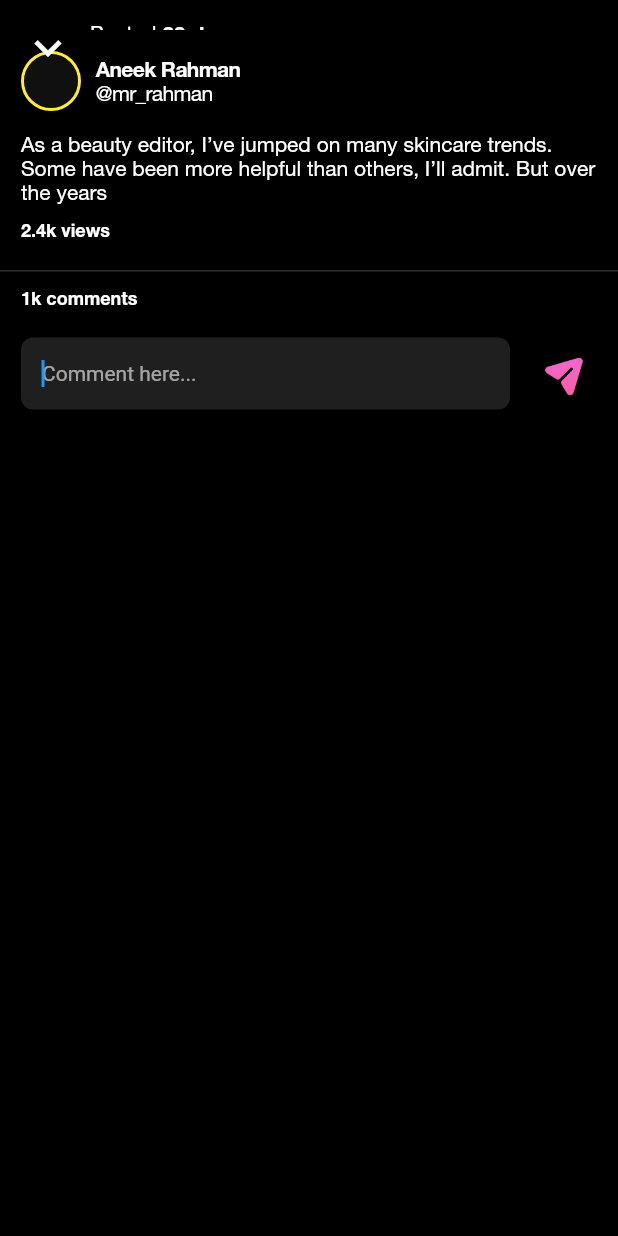
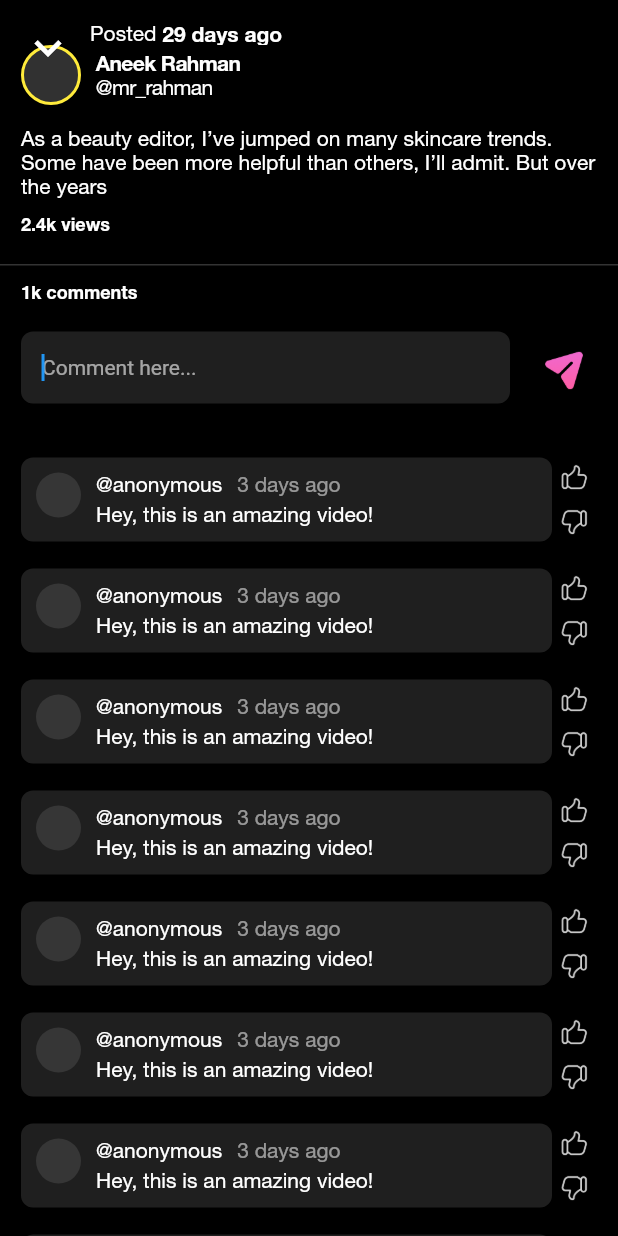
Before and after one commit to AneekRahman/jynx-social-app, a Flutter app: the VideosCommentsModal screen opened directly, on a phone screen of 412 x 824 dp. Run offline on Flutter 3.47's test engine with Material 2 defaults, Android fonts, the phone set to English and light mode, and no system bars; our stand-ins replace awesome_notifications, cloud_firestore, firebase_analytics, firebase_auth, firebase_core, firebase_database and 9 more; missing offline and left inert: encrypt, firebase_app_check, flutter_webrtc, google_api_headers, google_maps_webservice; accounts and stored records are empty.

Commit message:
- Update comments design

```diff
--- a/social-app-client/lib/pages/Home/VideosCommentsModal.dart
+++ b/social-app-client/lib/pages/Home/VideosCommentsModal.dart
@@ -15,37 +15,6 @@ class VideosCommentsModal extends StatefulWidget {
 }
 
 class _VideosCommentsModalState extends State<VideosCommentsModal> {
-  Container _buildOtherUsersProfilePic() {
-    return Container(
-      height: 40,
-      width: 40,
-      decoration: BoxDecoration(
-        color: Colors.white10,
-        borderRadius: BorderRadius.circular(10000),
-        border: Border.all(color: Colors.yellow, width: 2),
-      ),
-      child:
-          // otherPrivateChatRoomUser.url.isNotEmpty
-          //     ? ClipRRect(
-          //         child: Image.network(
-          //           otherPrivateChatRoomUser.url,
-          //           height: 45,
-          //           width: 45,
-          //           fit: BoxFit.cover,
-          //         ),
-          //         borderRadius: BorderRadius.all(Radius.circular(100)),
-          //       ):
-          Container(
-        height: 40,
-        width: 40,
-        decoration: BoxDecoration(
-          color: Colors.black.withOpacity(.4),
-          borderRadius: BorderRadius.circular(10000),
-        ),
-      ),
-    );
-  }
-
   @override
   Widget build(BuildContext context) {
     return Scaffold(
@@ -53,12 +22,20 @@ class _VideosCommentsModalState extends State<VideosCommentsModal> {
       body: CustomScrollView(
         slivers: [
           SliverAppBar(
+            pinned: true,
             backgroundColor: Colors.black,
             flexibleSpace: VideosCommentsModalAppBar(),
             automaticallyImplyLeading: false,
-            toolbarHeight: 20,
+            toolbarHeight: 30,
           ),
           _buildPostInfo(context),
+          SliverList(
+            delegate: SliverChildBuilderDelegate(
+              (BuildContext context, int index) {
+                return CommentBubble();
+              },
+            ),
+          ),
         ],
       ),
     );
@@ -108,7 +85,7 @@ class _VideosCommentsModalState extends State<VideosCommentsModal> {
 
   CupertinoButton _buildUsersInfoBlock(BuildContext context) {
     return CupertinoButton(
-      padding: EdgeInsets.all(14),
+      padding: EdgeInsets.fromLTRB(14, 0, 14, 14),
       onPressed: () {
         // Show others profile
         showMaterialModalBottomSheet(
@@ -142,6 +119,37 @@ class _VideosCommentsModalState extends State<VideosCommentsModal> {
             ],
           ),
         ],
+      ),
+    );
+  }
+
+  Container _buildOtherUsersProfilePic() {
+    return Container(
+      height: 40,
+      width: 40,
+      decoration: BoxDecoration(
+        color: Colors.white10,
+        borderRadius: BorderRadius.circular(10000),
+        border: Border.all(color: Colors.yellow, width: 2),
+      ),
+      child:
+          // otherPrivateChatRoomUser.url.isNotEmpty
+          //     ? ClipRRect(
+          //         child: Image.network(
+          //           otherPrivateChatRoomUser.url,
+          //           height: 45,
+          //           width: 45,
+          //           fit: BoxFit.cover,
+          //         ),
+          //         borderRadius: BorderRadius.all(Radius.circular(100)),
+          //       ):
+          Container(
+        height: 40,
+        width: 40,
+        decoration: BoxDecoration(
+          color: Colors.white.withOpacity(.1),
+          borderRadius: BorderRadius.circular(10000),
+        ),
       ),
     );
   }
@@ -227,11 +235,68 @@ class CommentBubble extends StatelessWidget {
 
   @override
   Widget build(BuildContext context) {
-    return Container(
-      decoration: BoxDecoration(color: Colors.white12, borderRadius: BorderRadius.circular(8)),
-      padding: EdgeInsets.all(10),
-      margin: EdgeInsets.fromLTRB(10, 0, 10, 10),
-      child: Text("Hey, this is an amazing video!", style: TextStyle(fontFamily: HelveticaFont.Roman)),
+    return Padding(
+      padding: const EdgeInsets.fromLTRB(14, 14, 14, 0),
+      child: Row(
+        children: [
+          Expanded(
+            child: Container(
+              decoration: BoxDecoration(color: Colors.white12, borderRadius: BorderRadius.circular(8)),
+              padding: EdgeInsets.all(10),
+              child: Row(
+                crossAxisAlignment: CrossAxisAlignment.start,
+                children: [
+                  Container(
+                    height: 30,
+                    width: 30,
+                    decoration: BoxDecoration(
+                      color: Colors.white.withOpacity(.1),
+                      borderRadius: BorderRadius.circular(10000),
+                    ),
+                  ),
+                  SizedBox(width: 10),
+                  Column(
+                    crossAxisAlignment: CrossAxisAlignment.start,
+                    children: [
+                      Row(
+                        children: [
+                          Text("@anonymous", style: TextStyle(fontFamily: HelveticaFont.Roman)),
+                          SizedBox(width: 10),
+                          Text("3 days ago", style: TextStyle(fontFamily: HelveticaFont.Roman, color: Colors.white54)),
+                        ],
+                      ),
+                      SizedBox(height: 4),
+                      Text("Hey, this is an amazing video!", style: TextStyle(fontFamily: HelveticaFont.Roman)),
+                    ],
+                  ),
+                ],
+              ),
+            ),
+          ),
+          Column(
+            children: [
+              CupertinoButton(
+                padding: EdgeInsets.all(0),
+                minSize: 30,
+                onPressed: () {},
+                child: Opacity(
+                  child: Image.asset("assets/icons/Like-icon.png", height: 20),
+                  opacity: .8,
+                ),
+              ),
+              CupertinoButton(
+                padding: EdgeInsets.all(0),
+                minSize: 30,
+                onPressed: () {},
+                child: Opacity(
+                  child: Image.asset("assets/icons/Dislike-icon.png", height: 20),
+                  opacity: .8,
+                ),
+              ),
+            ],
+          ),
+        ],
+      ),
     );
   }
 }
```
